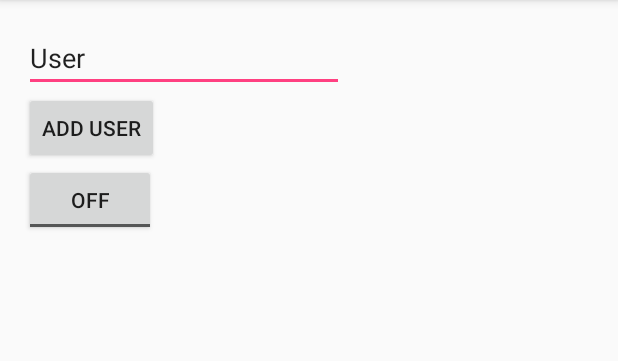
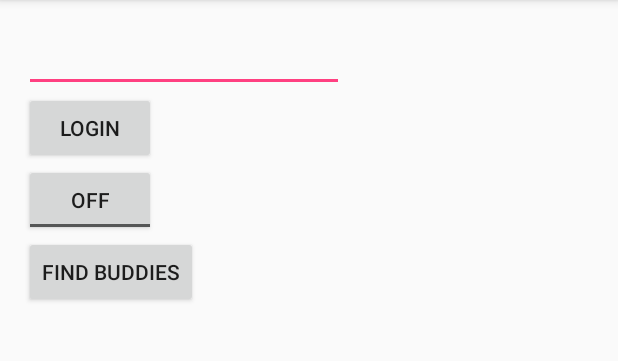
Before and after one commit to dbeckwith/hackrpi15, an Android app: the screen it shows after launch (MainActivity), on a phone screen of 412 x 824 dp, the part 84-445 px from its top. Run offline under Robolectric (Android 15) with nearby library versions, the phone set to English and light mode, and no system bars; our stand-ins replace ButterKnife.

Commit message:
Added find buddies test, some bug fixes

```diff
--- a/MobileApp/app/src/main/java/com/runningbuddy/mobileapp/MainActivity.java
+++ b/MobileApp/app/src/main/java/com/runningbuddy/mobileapp/MainActivity.java
@@ -2,14 +2,12 @@ package com.runningbuddy.mobileapp;
 
 import android.os.Bundle;
 import android.support.v7.app.AppCompatActivity;
-import android.view.View;
+import android.util.Log;
 import android.widget.Button;
 import android.widget.EditText;
 import android.widget.ToggleButton;
 
 import com.google.gson.JsonObject;
-import com.squareup.okhttp.MediaType;
-import com.squareup.okhttp.OkHttpClient;
 
 import butterknife.Bind;
 import butterknife.ButterKnife;
@@ -21,10 +19,12 @@ public class MainActivity extends AppCompatActivity {
 
     @Bind(R.id.userNameField)
     EditText userNameField;
-    @Bind(R.id.addUserButton)
-    Button addUserButton;
+    @Bind(R.id.loginButton)
+    Button loginButton;
     @Bind(R.id.sessionButton)
     ToggleButton sessionButton;
+    @Bind(R.id.findBuddiesButton)
+    Button findBuddiesButton;
 
     String userName;
 
@@ -48,13 +48,13 @@ public class MainActivity extends AppCompatActivity {
         super.onResume();
     }
 
-    @OnClick(R.id.addUserButton)
+    @OnClick(R.id.loginButton)
     public void addUser() {
         JsonObject req = new JsonObject();
         req.addProperty("userName", userName = userNameField.getText().toString());
-        BuddyAPI.call("addUser", req);
+        BuddyAPI.call("login", req);
         userNameField.setEnabled(false);
-        addUserButton.setEnabled(false);
+        loginButton.setEnabled(false);
     }
 
     @OnClick(R.id.sessionButton)
@@ -65,4 +65,12 @@ public class MainActivity extends AppCompatActivity {
             SessionManager.getInstance().stopSession(userName);
         }
     }
+
+    @OnClick(R.id.findBuddiesButton)
+    public void findBuddies() {
+        JsonObject req = new JsonObject();
+        req.addProperty("userName", userName);
+        JsonObject res = BuddyAPI.call("getBuddyMatches", req);
+        Log.d(TAG, res + "");
+    }
 }
--- a/MobileApp/app/src/main/res/layout/activity_main.xml
+++ b/MobileApp/app/src/main/res/layout/activity_main.xml
@@ -9,8 +9,8 @@
     <Button
         android:layout_width="wrap_content"
         android:layout_height="wrap_content"
-        android:text="Add User"
-        android:id="@+id/addUserButton"
+        android:text="Login"
+        android:id="@+id/loginButton"
         android:layout_below="@+id/userNameField"
         android:layout_alignParentLeft="true"
         android:layout_alignParentStart="true" />
@@ -19,7 +19,6 @@
         android:layout_width="wrap_content"
         android:layout_height="wrap_content"
         android:inputType="textPersonName"
-        android:text="User"
         android:ems="10"
         android:id="@+id/userNameField"
         android:layout_alignParentTop="true"
@@ -31,8 +30,17 @@
         android:layout_height="wrap_content"
         android:text="New ToggleButton"
         android:id="@+id/sessionButton"
-        android:layout_below="@+id/addUserButton"
+        android:layout_below="@+id/loginButton"
         android:layout_alignParentLeft="true"
         android:layout_alignParentStart="true"
         android:checked="false" />
+
+    <Button
+        android:layout_width="wrap_content"
+        android:layout_height="wrap_content"
+        android:text="Find Buddies"
+        android:id="@+id/findBuddiesButton"
+        android:layout_below="@+id/sessionButton"
+        android:layout_alignParentLeft="true"
+        android:layout_alignParentStart="true" />
 </RelativeLayout>
```
Also changed, not shown: MobileApp/app/src/main/java/com/runningbuddy/mobileapp/BuddyAPI.java (+4 -3 lines).
